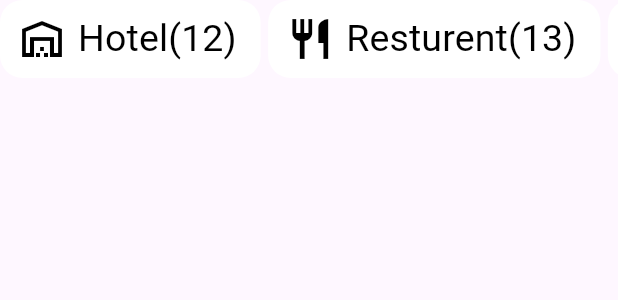
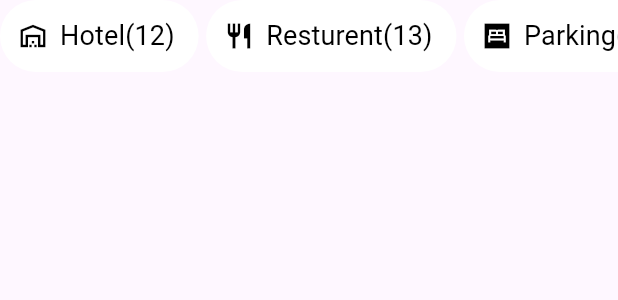
Before and after one commit to obaidul360/Hotel-Bokking-App, a Flutter app: the CatagoriseList widget shown alone on an empty page, opened directly, on a phone screen of 412 x 824 dp. Shown: the top 300 px of the screen. Run offline on Flutter 3.47's test engine with Material 3 defaults, Android fonts, the phone set to English and light mode, and no system bars; network calls fail.

```diff
--- a/lib/Src/catagorise/catagorise_list.dart
+++ b/lib/Src/catagorise/catagorise_list.dart
@@ -25,7 +25,7 @@ class _CatagoriseListState extends State<CatagoriseList> {
           Container(
             decoration: BoxDecoration(
               color: isSelected ? Colors.black : Colors.white,
-              borderRadius: BorderRadius.circular(15),
+              borderRadius: BorderRadius.circular(30)
             ),
             child: TextButton.icon(
               onPressed: () {
@@ -35,13 +35,13 @@ class _CatagoriseListState extends State<CatagoriseList> {
               },
               icon: Icon(
                 Icons.warehouse_outlined,
-                size: 32,
+                size: 20,
                 color: isSelected ? Colors.white : Colors.black,
               ),
               label: Text(
                 "Hotel(12)",
                 style: TextStyle(
-                  fontSize: 25,
+                  fontSize: 18,
                   color: isSelected ? Colors.white : Colors.black,
                   fontWeight: FontWeight.w400,
                 ),
@@ -51,7 +51,7 @@ class _CatagoriseListState extends State<CatagoriseList> {
           Container(
             decoration: BoxDecoration(
               color: isFav ? Colors.black : Colors.white,
-              borderRadius: BorderRadius.circular(15),
+              borderRadius: BorderRadius.circular(30),
             ),
             child: TextButton.icon(
               onPressed: () {
@@ -61,13 +61,13 @@ class _CatagoriseListState extends State<CatagoriseList> {
               },
               icon: Icon(
                 Icons.restaurant,
-                size: 32,
+                size: 20,
                 color: isFav ? Colors.white : Colors.black,
               ),
               label: Text(
                 "Resturent(13)",
                 style: TextStyle(
-                  fontSize: 25,
+                  fontSize: 18,
                   color: isFav ? Colors.white : Colors.black,
                   fontWeight: FontWeight.w400,
                 ),
@@ -77,7 +77,7 @@ class _CatagoriseListState extends State<CatagoriseList> {
           Container(
             decoration: BoxDecoration(
               color: isChange ? Colors.black : Colors.white,
-              borderRadius: BorderRadius.circular(15),
+              borderRadius: BorderRadius.circular(30),
             ),
             child: TextButton.icon(
               onPressed: () {
@@ -87,13 +87,13 @@ class _CatagoriseListState extends State<CatagoriseList> {
               },
               icon: Icon(
                 Icons.bedroom_parent_sharp,
-                size: 32,
+                size: 20,
                 color: isChange ? Colors.white : Colors.black,
               ),
               label: Text(
                 "Parking(5)",
                 style: TextStyle(
-                  fontSize: 25,
+                  fontSize: 18,
                   color: isChange ? Colors.white : Colors.black,
                   fontWeight: FontWeight.w400,
                 ),
@@ -103,7 +103,7 @@ class _CatagoriseListState extends State<CatagoriseList> {
           Container(
             decoration: BoxDecoration(
               color: selectedIndex ? Colors.black : Colors.white,
-              borderRadius: BorderRadius.circular(15),
+              borderRadius: BorderRadius.circular(30),
             ),
             child: TextButton.icon(
               onPressed: () {
@@ -113,13 +113,13 @@ class _CatagoriseListState extends State<CatagoriseList> {
               },
               icon: Icon(
                 Icons.coffee,
-                size: 32,
+                size: 20,
                 color: selectedIndex ? Colors.white : Colors.black,
               ),
               label: Text(
                 "Cofe Shop",
                 style: TextStyle(
-                  fontSize: 25,
+                  fontSize: 18,
                   color: selectedIndex ? Colors.white : Colors.black,
                   fontWeight: FontWeight.w400,
                 ),
```
Also changed, not shown: lib/Src/Widgets/grid_view_builder.dart (added, +130 -0 lines), lib/Src/Widgets/search_box.dart (+6 -5 lines), lib/Src/screen/home_screen.dart (+5 -7 lines).
